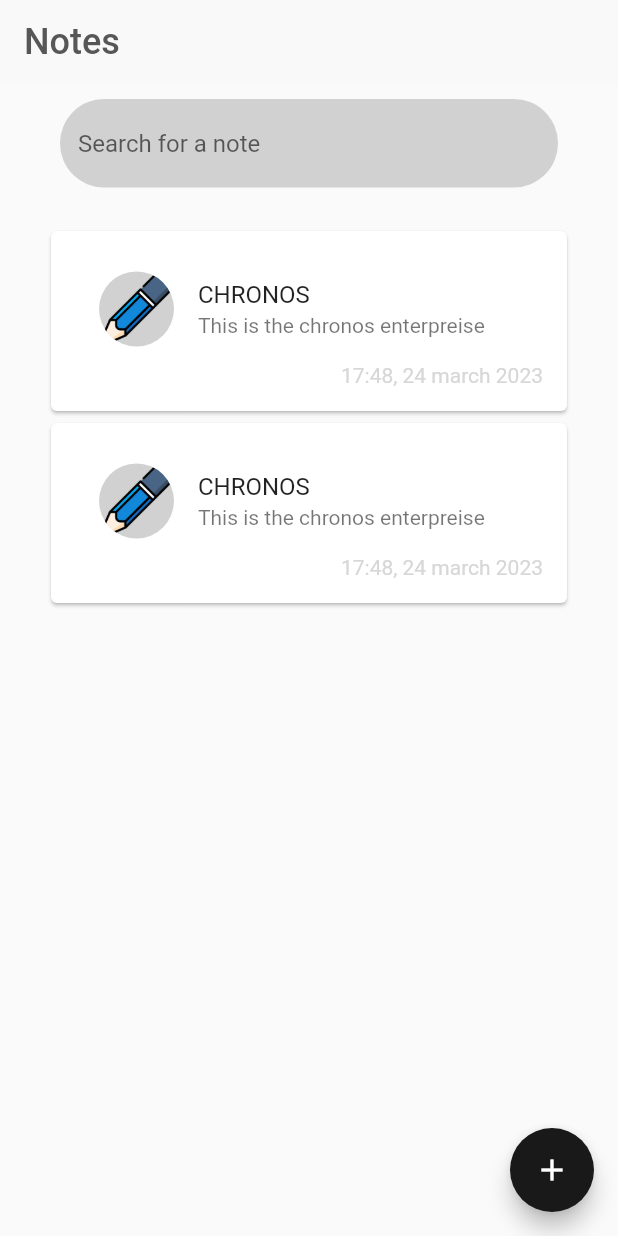
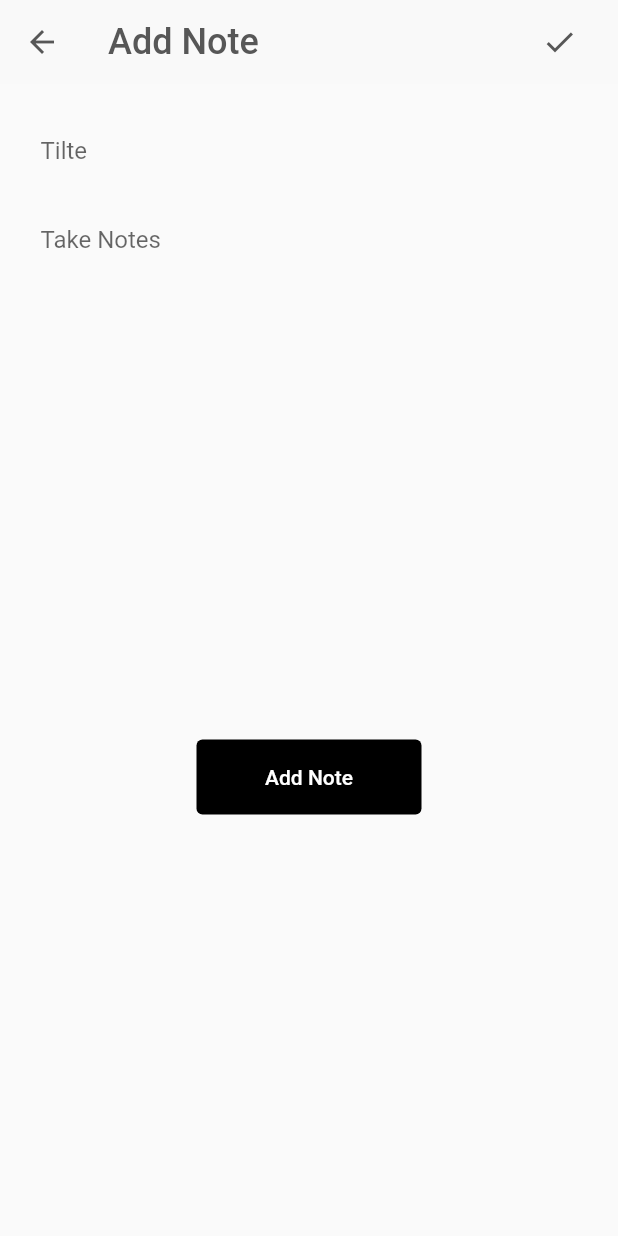
Before and after one commit to Morel-D/Blog-Note, a Flutter app: the screen it shows after launch, after a tap on the "add" icon, on a phone screen of 412 x 824 dp. Run offline on Flutter 3.47's test engine with Material 2 defaults, Android fonts, the phone set to English and light mode, and no system bars.

Commit message:
AddNots layer design

```diff
--- a/lib/Pages/addNote.dart
+++ b/lib/Pages/addNote.dart
@@ -0,0 +1,70 @@
+import 'package:flutter/material.dart';
+import 'package:blog_notes/Shared/constant.dart';
+
+class AddNote extends StatefulWidget {
+  const AddNote({Key? key}) : super(key: key);
+
+  @override
+  _AddNoteState createState() => _AddNoteState();
+}
+
+class _AddNoteState extends State<AddNote> {
+  @override
+  Widget build(BuildContext context) {
+    return Scaffold(
+        appBar: AppBar(
+          leading: BackButton(
+            color: Color.fromARGB(255, 87, 87, 87),
+          ),
+          title: Text(
+            'Add Note',
+            style:
+                TextStyle(color: Color.fromARGB(255, 87, 87, 87), fontSize: 24),
+          ),
+          actions: [
+            Padding(
+              padding: const EdgeInsets.fromLTRB(0, 0, 15, 0),
+              child: IconButton(
+                  onPressed: () {},
+                  icon: Icon(
+                    Icons.check,
+                    color: Color.fromARGB(255, 87, 87, 87),
+                  )),
+            )
+          ],
+          backgroundColor: Color.fromARGB(255, 249, 249, 249),
+          elevation: 0,
+        ),
+        body: Padding(
+          padding: const EdgeInsets.all(15),
+          child: Form(
+            child: Column(
+              children: [
+                TextFormField(
+                  decoration: formTextDecoration.copyWith(hintText: "Tilte"),
+                ),
+                TextFormField(
+                  controller: TextEditingController(),
+                  keyboardType: TextInputType.multiline,
+                  maxLines: 17,
+                  decoration:
+                      formTextDecoration.copyWith(hintText: "Take Notes"),
+                ),
+                SizedBox(
+                  height: 50,
+                  width: 150,
+                  child: TextButton(
+                    onPressed: () {},
+                    child: Text(
+                      "Add Note",
+                      style: TextStyle(color: Colors.white),
+                    ),
+                    style: TextButton.styleFrom(backgroundColor: Colors.black),
+                  ),
+                )
+              ],
+            ),
+          ),
+        ));
+  }
+}
--- a/lib/Pages/home.dart
+++ b/lib/Pages/home.dart
@@ -12,7 +12,9 @@ class _HomeState extends State<Home> {
   Widget build(BuildContext context) {
     return Scaffold(
       floatingActionButton: FloatingActionButton(
-        onPressed: () {},
+        onPressed: () {
+          Navigator.pushNamed(context, '/addNote');
+        },
         backgroundColor: Color.fromARGB(255, 25, 25, 25),
         child: Icon(Icons.add),
       ),
--- /dev/null
+++ b/lib/Shared/constant.dart
@@ -0,0 +1,13 @@
+import 'package:flutter/material.dart';
+
+const formTextDecoration = InputDecoration(
+  fillColor: Colors.transparent,
+  filled: true,
+  hoverColor: Colors.transparent,
+  enabledBorder: OutlineInputBorder(
+    borderSide: BorderSide(color: Colors.transparent),
+  ),
+  focusedBorder: OutlineInputBorder(
+    borderSide: BorderSide(color: Colors.transparent),
+  ),
+);
--- a/lib/main.dart
+++ b/lib/main.dart
@@ -1,3 +1,4 @@
+import 'package:blog_notes/Pages/addNote.dart';
 import 'package:flutter/material.dart';
 import 'package:blog_notes/Pages/home.dart';
 
@@ -12,6 +13,10 @@ class MyApp extends StatelessWidget {
   @override
   Widget build(BuildContext context) {
     return MaterialApp(
+      routes: {
+        '/home': (context) => Home(),
+        '/addNote': (context) => AddNote()
+      },
       debugShowCheckedModeBanner: false,
       home: Home(),
     );
```
